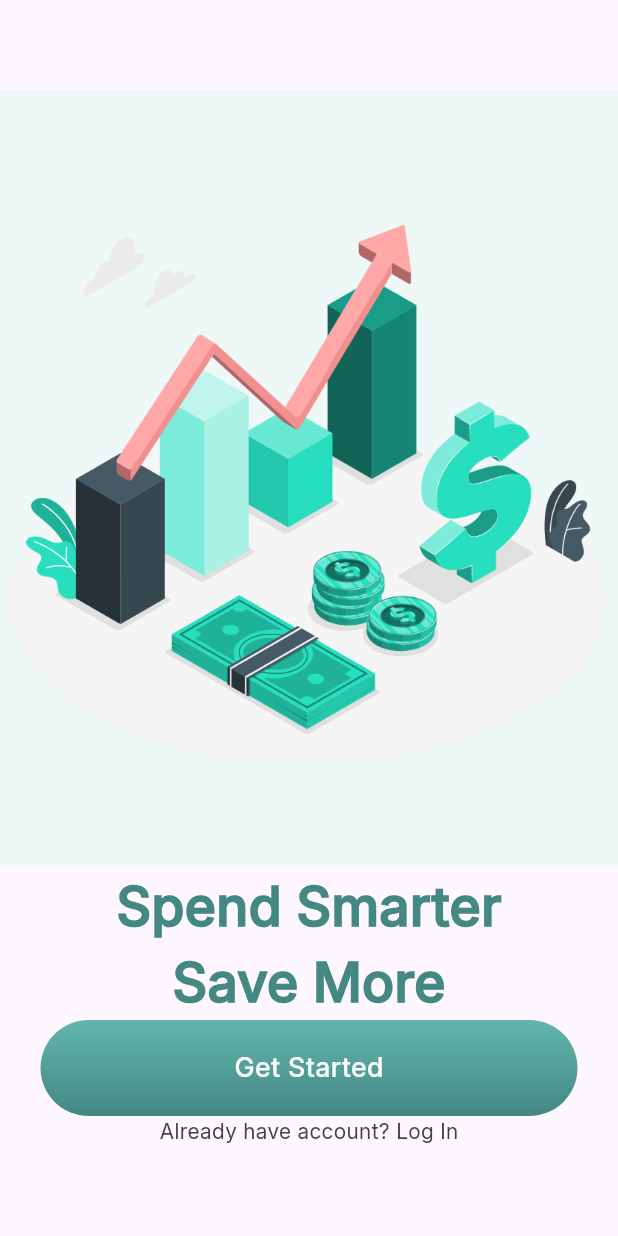
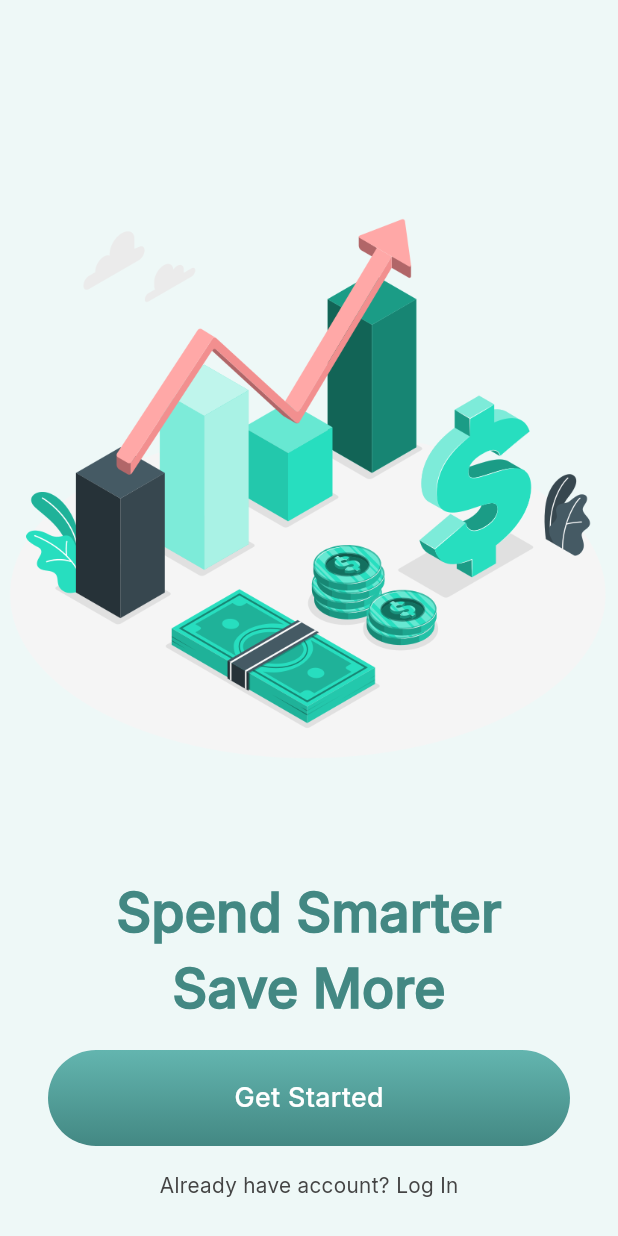
Before and after one commit to PiterCapistrano/money_map, a Flutter app: the screen it shows after launch, on a phone screen of 412 x 824 dp. Run offline on Flutter 3.47's test engine with Material 3 defaults, Android fonts, the phone set to English and light mode, and no system bars.

Commit message:
Criação do Layout da Pagina Ondoarding

```diff
--- a/lib/common/constants/app_colors.dart
+++ b/lib/common/constants/app_colors.dart
@@ -9,6 +9,11 @@ class AppColors {
     Color(0xff63B5AF),
     Color(0xFF438883),
   ];
+  static const List<Color> greyGradient = [
+    Color(0xffB5B5B5),
+    Color(0xFF7F7F7f),
+  ];
+
   static const Color white = Color(0xFFFFFFFF);
   static const Color iceWhite = Color(0xFFEEF8F7);
   static const Color darkGrey = Color(0xFF444444);
--- /dev/null
+++ b/lib/common/constants/widgets/primary_button.dart
@@ -0,0 +1,50 @@
+import 'package:flutter/material.dart';
+import 'package:money_map/common/constants/app_colors.dart';
+import 'package:money_map/common/constants/app_text_styles.dart';
+
+class PrimaryButton extends StatelessWidget {
+  final VoidCallback? onPressed;
+  final String text;
+
+  const PrimaryButton({
+    Key? key,
+    this.onPressed,
+    required this.text,
+  }) : super(key: key);
+
+  @override
+  Widget build(BuildContext context) {
+    return Material(
+      borderRadius: const BorderRadius.all(Radius.elliptical(50, 50)),
+      child: Ink(
+        decoration: BoxDecoration(
+          borderRadius: const BorderRadius.all(Radius.elliptical(50, 50)),
+          gradient: LinearGradient(
+            begin: Alignment.topCenter,
+            end: Alignment.bottomCenter,
+            colors: onPressed != null
+                ? AppColors.greenGradient
+                : AppColors.greyGradient,
+          ),
+        ),
+        child: InkWell(
+          borderRadius: const BorderRadius.all(Radius.elliptical(50, 50)),
+          onTap: onPressed,
+          child: Container(
+            alignment: Alignment.center,
+            width: 358.0,
+            height: 64.0,
+            decoration: const BoxDecoration(
+              borderRadius: BorderRadius.all(Radius.elliptical(50, 50)),
+            ),
+            child: Text(
+              text,
+              style:
+                  AppTextStyles.mediumText18.copyWith(color: AppColors.white),
+            ),
+          ),
+        ),
+      ),
+    );
+  }
+}
--- a/lib/features/onboarding/onboarding_page.dart
+++ b/lib/features/onboarding/onboarding_page.dart
@@ -1,6 +1,9 @@
+import 'dart:developer';
+
 import 'package:flutter/material.dart';
 import 'package:money_map/common/constants/app_colors.dart';
 import 'package:money_map/common/constants/app_text_styles.dart';
+import 'package:money_map/common/constants/widgets/primary_button.dart';
 
 class OnboardingPage extends StatelessWidget {
   const OnboardingPage({super.key});
@@ -8,18 +11,15 @@ class OnboardingPage extends StatelessWidget {
   @override
   Widget build(BuildContext context) {
     return Scaffold(
+        backgroundColor: AppColors.iceWhite,
         body: Align(
           child: Column(
             children: [
               const SizedBox(
-            height: 60.0,
+                height: 48.0,
               ),
               Expanded(
-            flex: 2,
-            child: Container(
-              color: AppColors.iceWhite,
                 child: Image.asset('assets/images/access_image.png'),
-            ),
               ),
               Text(
                 'Spend Smarter',
@@ -31,29 +31,19 @@ class OnboardingPage extends StatelessWidget {
                 style: AppTextStyles.mediumText
                     .copyWith(color: AppColors.lightGreenTwo),
               ),
-          Container(
-            alignment: Alignment.center,
-            width: 358.0,
-            height: 64.0,
-            decoration: const BoxDecoration(
-              borderRadius: BorderRadius.all(Radius.elliptical(50, 50)),
-              gradient: LinearGradient(
-                begin: Alignment.topCenter,
-                end: Alignment.bottomCenter,
-                colors: AppColors.greenGradient,
-              ),
-            ),
-            child: Text(
-              'Get Started',
-              style:
-                  AppTextStyles.mediumText18.copyWith(color: AppColors.white),
+              Padding(
+                padding: const EdgeInsets.symmetric(
+                    horizontal: 32.0, vertical: 16.0),
+                child: PrimaryButton(
+                  text: 'Get Started',
+                  onPressed: () {},
                 ),
               ),
               Text('Already have account? Log In',
-              style:
-                  AppTextStyles.smallText.copyWith(color: AppColors.darkGrey)),
+                  style: AppTextStyles.smallText
+                      .copyWith(color: AppColors.darkGrey)),
               const SizedBox(
-            height: 60.0,
+                height: 24.0,
               )
             ],
           ),
```
Lines whose indentation alone changed are shown as unchanged.
